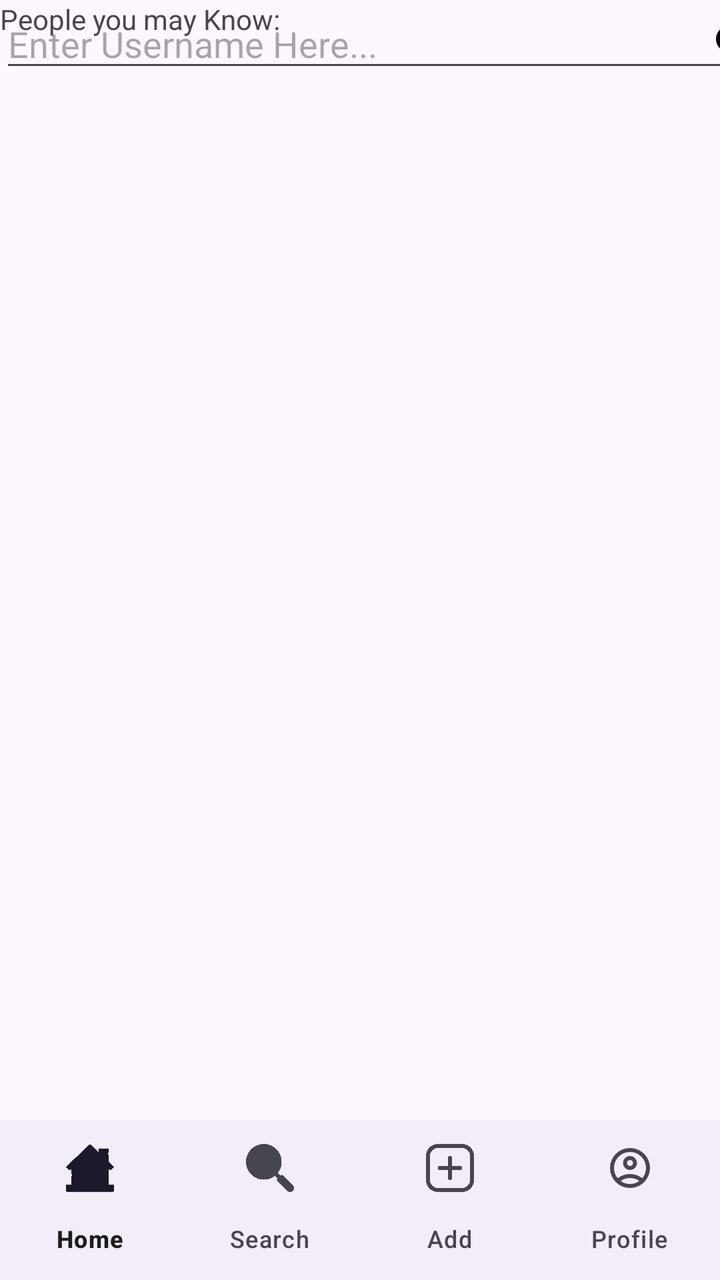
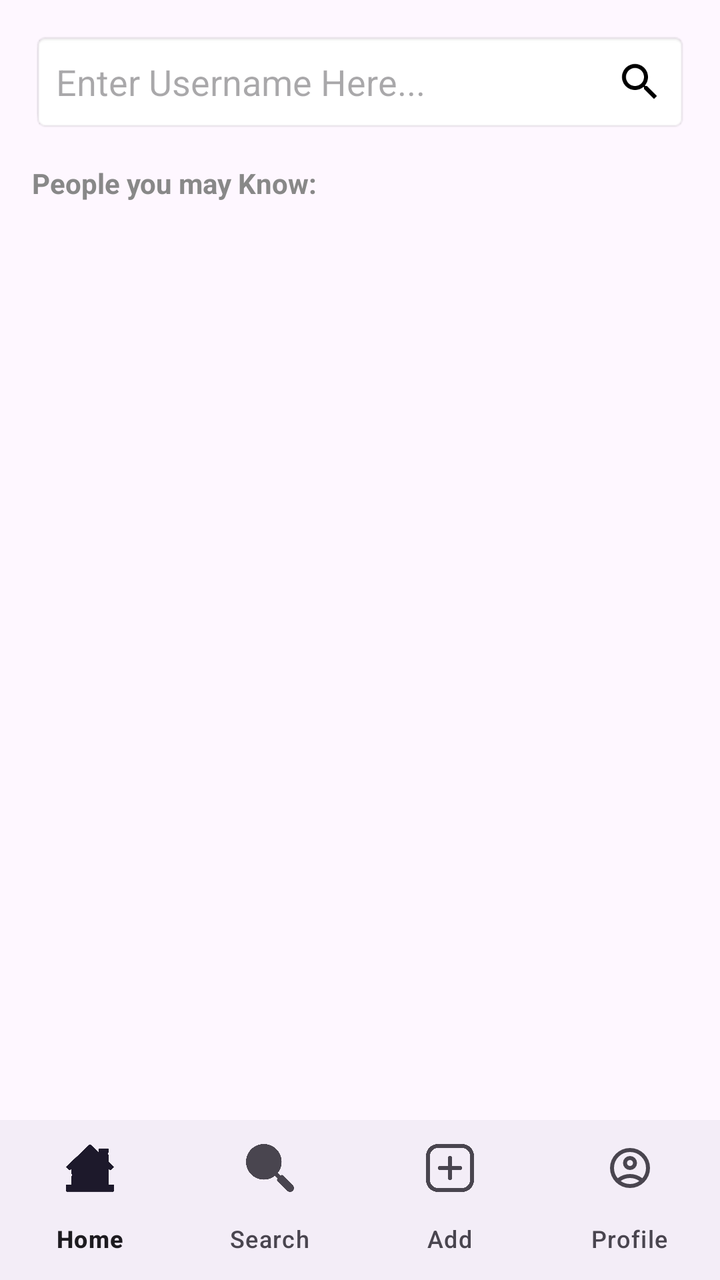

Two renders of the same Android screen: before a commit and after it. Below are the layout's source before the change and the commit's diff.
<!-- AndroidManifest.xml: application theme Theme.WooferProject -->
<!-- res/layout/search.xml -->
<androidx.constraintlayout.widget.ConstraintLayout xmlns:android="http://schemas.android.com/apk/res/android"
    xmlns:tools="http://schemas.android.com/tools"
    android:layout_width="match_parent"
    android:layout_height="match_parent"
    xmlns:app="http://schemas.android.com/apk/res-auto">

    <EditText
        android:id="@+id/searchBar"
        android:layout_width="383dp"
        android:layout_height="41dp"
        android:drawableEnd="@drawable/ic_search"
        android:ems="10"
        android:inputType="text"
        android:hint="Enter Username Here..."
        tools:layout_editor_absoluteX="12dp"
        tools:layout_editor_absoluteY="28dp" />

    <TextView
        android:id="@+id/suggested"
        android:layout_width="wrap_content"
        android:layout_height="wrap_content"
        android:text="People you may Know:"
        tools:layout_editor_absoluteX="32dp"
        tools:layout_editor_absoluteY="105dp" />

    <com.google.android.material.bottomnavigation.BottomNavigationView
        android:id="@+id/navigationBar"
        android:layout_width="0dp"
        android:layout_height="wrap_content"
        app:labelVisibilityMode="labeled"
        app:layout_constraintBottom_toBottomOf="parent"
        app:layout_constraintEnd_toEndOf="parent"
        app:layout_constraintHorizontal_bias="0.0"
        app:layout_constraintStart_toStartOf="parent"
        app:menu="@menu/bottom_menu" />

</androidx.constraintlayout.widget.ConstraintLayout>
<!-- resources referenced by this layout -->
<resources>
  <!-- drawable ic_search (drawable) -->
  <vector xmlns:android="http://schemas.android.com/apk/res/android" android:height="24dp" android:tint="#000000" android:viewportHeight="24" android:viewportWidth="24" android:width="24dp">
        
      <path android:fillColor="@android:color/white" android:pathData="M15.5,14h-0.79l-0.28,-0.27C15.41,12.59 16,11.11 16,9.5 16,5.91 13.09,3 9.5,3S3,5.91 3,9.5 5.91,16 9.5,16c1.61,0 3.09,-0.59 4.23,-1.57l0.27,0.28v0.79l5,4.99L20.49,19l-4.99,-5zM9.5,14C7.01,14 5,11.99 5,9.5S7.01,5 9.5,5 14,7.01 14,9.5 11.99,14 9.5,14z"/>
      
  </vector>
  <style name="Theme.WooferProject" parent="Base.Theme.WooferProject" />
  <style name="Base.Theme.WooferProject" parent="Theme.Material3.DayNight.NoActionBar">
          
          <item name="colorPrimary">@color/magnet_blue</item>
          <item name="colorOnPrimary">@color/white</item>
          <item name="colorPrimaryContainer">@color/magnet_blue</item>
          <item name="colorOnPrimaryContainer">@color/white</item>
      </style>
  <color name="magnet_blue">#1E3A5F</color>
  <color name="white">#FFFFFFFF</color>
</resources>

<!-- the commit's change to res/layout/search.xml (unified diff, before → after) -->
@@ -6,22 +6,54 @@
 
     <EditText
         android:id="@+id/searchBar"
-        android:layout_width="383dp"
-        android:layout_height="41dp"
+        android:layout_width="0dp"
+        android:layout_height="50dp"
+        android:layout_margin="16dp"
+        android:background="@android:drawable/editbox_background_normal"
         android:drawableEnd="@drawable/ic_search"
-        android:ems="10"
+        android:hint="Enter Username Here..."
         android:inputType="text"
-        android:hint="Enter Username Here..."
-        tools:layout_editor_absoluteX="12dp"
-        tools:layout_editor_absoluteY="28dp" />
+        android:paddingStart="12dp"
+        android:paddingEnd="12dp"
+        android:singleLine="true"
+        app:layout_constraintEnd_toEndOf="parent"
+        app:layout_constraintStart_toStartOf="parent"
+        app:layout_constraintTop_toTopOf="parent" />
 
     <TextView
-        android:id="@+id/suggested"
+        android:id="@+id/mutuals"
         android:layout_width="wrap_content"
         android:layout_height="wrap_content"
+        android:layout_marginStart="16dp"
+        android:layout_marginTop="16dp"
         android:text="People you may Know:"
-        tools:layout_editor_absoluteX="32dp"
-        tools:layout_editor_absoluteY="105dp" />
+        android:textColor="#888888"
+        android:textStyle="bold"
+        app:layout_constraintStart_toStartOf="parent"
+        app:layout_constraintTop_toBottomOf="@id/searchBar" />
+
+    <androidx.recyclerview.widget.RecyclerView
+        android:id="@+id/mutualsRecyclerView"
+        android:layout_width="0dp"
+        android:layout_height="0dp"
+        android:layout_marginTop="8dp"
+        app:layout_constraintBottom_toTopOf="@id/navigationBar"
+        app:layout_constraintEnd_toEndOf="parent"
+        app:layout_constraintStart_toStartOf="parent"
+        app:layout_constraintTop_toBottomOf="@id/mutuals" />
+
+    <androidx.recyclerview.widget.RecyclerView
+        android:id="@+id/searchResultsRecyclerView"
+        android:layout_width="0dp"
+        android:layout_height="0dp"
+        android:layout_marginTop="8dp"
+        android:background="#FFFFFF"
+        android:elevation="4dp"
+        android:visibility="gone"
+        app:layout_constraintBottom_toTopOf="@id/navigationBar"
+        app:layout_constraintEnd_toEndOf="parent"
+        app:layout_constraintStart_toStartOf="parent"
+        app:layout_constraintTop_toBottomOf="@id/searchBar" />
 
     <com.google.android.material.bottomnavigation.BottomNavigationView
         android:id="@+id/navigationBar"
